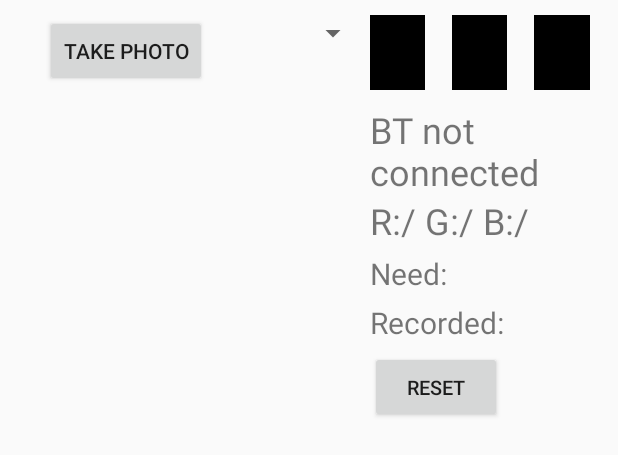
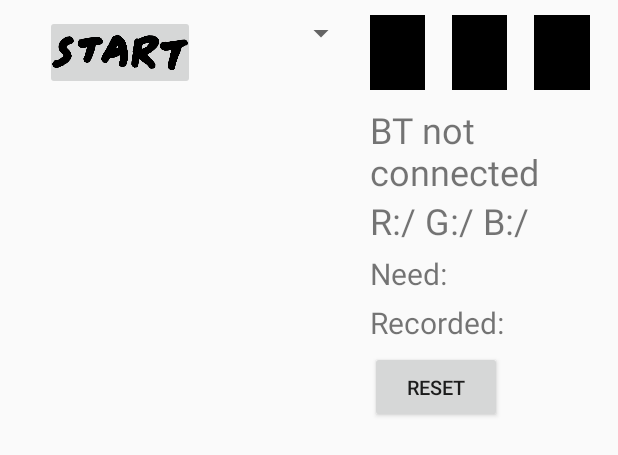
Before and after one commit to TingNgs/ColorPlayer, an Android app: the layout activity_main.xml on its own in the app's theme, with its tools: preview values and no code run, on a phone screen of 412 x 824 dp. Shown: the top 455 px of the screen. Run offline under Robolectric (Android 15) with nearby library versions, the phone set to English and light mode, and no system bars.

Commit message:
Button Change
-Color Button

-Start Button

```diff
--- a/CelesteFYP/app/src/main/res/layout/activity_main.xml
+++ b/CelesteFYP/app/src/main/res/layout/activity_main.xml
@@ -18,12 +18,13 @@
                     android:layout_height="wrap_content"
                     android:layout_marginTop="10dp"
                     android:orientation="horizontal">
-                        <Button
+                        <ImageButton
                             android:layout_marginLeft="30dp"
                             android:id="@+id/b_photo"
-                            android:layout_width="wrap_content"
-                            android:layout_height="wrap_content"
-                            android:text="Take Photo"
+                            android:layout_width="100dp"
+                            android:layout_height="50dp"
+                            android:scaleType="centerCrop"
+                            android:src="@drawable/blackstart"
                              />
 
                         <Spinner
```
Also changed, not shown: CelesteFYP/app/src/main/java/com/example/celestefyp/celestefyp/MainActivity.java (+19 -2 lines), CelesteFYP/app/src/main/res/drawable/black.png (added), CelesteFYP/app/src/main/res/drawable/blackstart.png (added), CelesteFYP/app/src/main/res/drawable/green.png (added), CelesteFYP/app/src/main/res/drawable/orange.png (added), CelesteFYP/app/src/main/res/drawable/people2.png (added), CelesteFYP/app/src/main/res/drawable/plus.png (added), CelesteFYP/app/src/main/res/drawable/purple.png (added), CelesteFYP/app/src/main/res/drawable/red.png (added), CelesteFYP/app/src/main/res/drawable/silver.png (added), CelesteFYP/app/src/main/res/drawable/tellowstart.png (added), CelesteFYP/app/src/main/res/drawable/whitishblue_.png (added), CelesteFYP/app/src/main/res/drawable/yellow.png (added), 1 other file.
